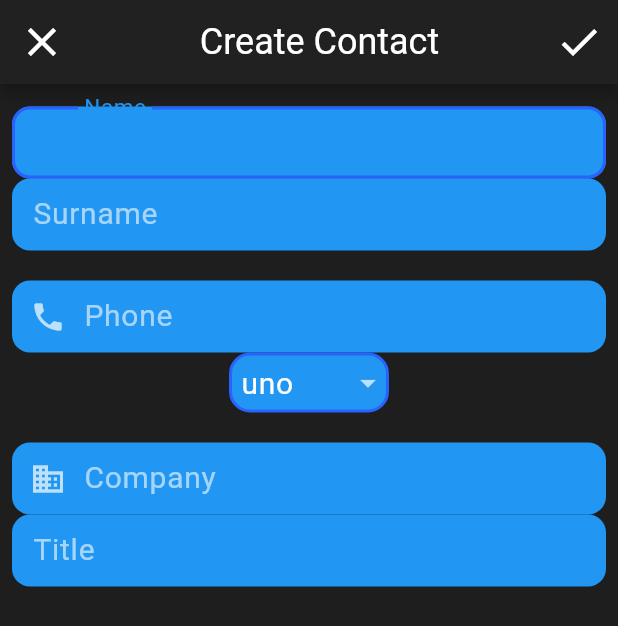
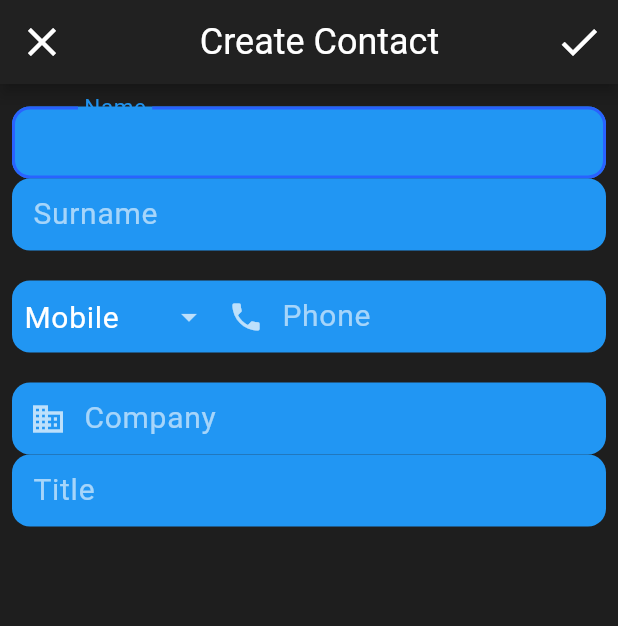
Before and after one commit to Cavitedev/score_contacts, a Flutter app: the AddContact screen opened directly, on a phone screen of 412 x 824 dp. Shown: the top 626 px of the screen. Run offline on Flutter 3.47's test engine with Material 2 defaults, Android fonts, the phone set to English and light mode, and no system bars; our stand-ins replace auto_route, bloc, dartz, firebase_auth, flushbar, flutter_bloc and 3 more; accounts and stored records are empty; statements that could not run were skipped.

Commit message:
Group of label and phone with phone formatter for Spain

```diff
--- a/lib/main.dart
+++ b/lib/main.dart
@@ -37,7 +37,7 @@ class MyApp extends StatelessWidget {
           highlightColor: Colors.blueAccent[700],
           focusColor: Colors.blueAccent[100],
           cursorColor: Colors.blue[700],
-          textSelectionColor: Colors.grey[800].withOpacity(.35),
+          textSelectionColor: Color.fromRGBO(40, 40, 40, 1),
           textSelectionHandleColor: Colors.blue[600],
           disabledColor: Colors.grey[800],
           inputDecorationTheme: InputDecorationTheme(
--- a/lib/presentation/contacts/add_contacts/add_contact.dart
+++ b/lib/presentation/contacts/add_contacts/add_contact.dart
@@ -1,6 +1,8 @@
 import 'package:flutter/material.dart';
-import 'package:scorecontacts/presentation/core/widgets/outlined_dropdown_button.dart';
+import 'package:flutter/services.dart';
+import 'package:scorecontacts/presentation/core/formatters/number_text_input_formatter.dart';
 import 'package:scorecontacts/presentation/core/widgets/outlined_input_field.dart';
+import 'package:scorecontacts/presentation/core/widgets/text_field_with_dropdown.dart';
 
 class AddContact extends StatelessWidget {
   @override
@@ -51,13 +53,14 @@ class AddContact extends StatelessWidget {
               const SizedBox(
                 height: 20,
               ),
-              OutlinedInputField(
+              TextfieldWithDropdown(
+                items: ["Mobile", "Home", "Work"],
                 hintText: "Phone",
                 prefixIcon: const Icon(Icons.phone),
-              ),
-              const OutlinedDropdownButton(
-                items: ["uno", "dos", "tres"],
-
+                keyboardType: TextInputType.phone,
+                inputFormatters: <TextInputFormatter>[
+                  NumberTextInputFormatter(),
+                ],
               ),
               const SizedBox(
                 height: 20,
--- /dev/null
+++ b/lib/presentation/core/formatters/number_text_input_formatter.dart
@@ -0,0 +1,48 @@
+import 'package:flutter/material.dart';
+import 'package:flutter/services.dart';
+
+class NumberTextInputFormatter extends TextInputFormatter {
+  @override
+  TextEditingValue formatEditUpdate(
+      TextEditingValue oldValue, TextEditingValue newValue) {
+    StringBuffer newText = new StringBuffer();
+
+    // TODO check phone region or prefix code
+    if (newValue.text.length >= 3 && newValue.text.substring(0, 3) == "+34") {
+      _spanishCode(newValue, newText, oldValue, 3);
+    } else {
+      print("else");
+      newText.write(newValue.text);
+    }
+
+    return new TextEditingValue(
+      text: newText.toString(),
+      selection: new TextSelection.collapsed(offset: newText.toString().length),
+    );
+  }
+
+//  void _spanishCode(TextEditingValue newValue, StringBuffer newText, TextEditingValue oldValue) {
+//    if(newValue.text.length > 16){
+//      newText.write(newValue.text.replaceAll(" ", ""));
+//    }else{
+//      newText.write(newValue.text);
+//      if (
+//          newValue.text.length > oldValue.text.length &&
+//          [3, 7, 10,13].contains(newValue.text.length)) {
+//        newText.write(" ");
+//      }
+//    }
+
+  void _spanishCode(TextEditingValue newValue, StringBuffer newText,
+      TextEditingValue oldValue, int startFrom) {
+    if (newValue.text.length > 16) {
+      newText.write(newValue.text.replaceAll(" ", ""));
+    } else {
+      newText.write(newValue.text);
+      if (newValue.text.length > oldValue.text.length &&
+          [0, 4, 7, 10].contains(newValue.text.length - startFrom)) {
+        newText.write(" ");
+      }
+    }
+  }
+}
--- a/lib/presentation/core/widgets/outlined_dropdown_button.dart
+++ b/lib/presentation/core/widgets/outlined_dropdown_button.dart
@@ -3,10 +3,16 @@ import 'package:scorecontacts/presentation/core/widgets/alert_dialogue_cancel_ok
 
 class OutlinedDropdownButton extends StatefulWidget {
   final List<String> items;
+  final FocusNode focusNode;
 
-  const OutlinedDropdownButton({
+  /// With Radius.circular(12) by default
+  final BorderRadius borderRadius;
+
+  OutlinedDropdownButton({
     Key key,
     @required this.items,
+    @required this.focusNode,
+    this.borderRadius = const BorderRadius.all(Radius.circular(12)),
   }) : super(key: key);
 
   @override
@@ -15,17 +21,59 @@ class OutlinedDropdownButton extends StatefulWidget {
       );
 }
 
-class _OutlinedDropdownButtonState extends State<OutlinedDropdownButton> {
+class _OutlinedDropdownButtonState extends State<OutlinedDropdownButton>
+    with TickerProviderStateMixin {
   String selected;
   String lastSelected;
   List<DropdownMenuItem<String>> _items;
 
+  Animation<double> opacityAnimation;
+  AnimationController opacityAnimationController;
+
   _OutlinedDropdownButtonState({@required this.selected});
+
+  @override
+  void initState() {
+    _items = widget.items
+        .map((String item) =>
+        DropdownMenuItem(
+          value: item,
+          child: Text(item),
+        ))
+        .toList();
+    _items.add(
+      DropdownMenuItem(
+        value: "Custom",
+        child: Text("Custom"),
+      ),
+    );
+
+    opacityAnimationController =
+        AnimationController(duration: Duration(milliseconds: 200), vsync: this);
+    final Tween opacityTween = Tween<double>(begin: 0, end: 1);
+    opacityAnimation = opacityTween.animate(opacityAnimationController);
+
+    widget.focusNode.addListener(() {
+      setState(() {
+        widget.focusNode.hasFocus
+            ? opacityAnimationController.forward()
+            : opacityAnimationController.reverse();
+      });
+    });
+    super.initState();
+  }
+
+  @override
+  void dispose() {
+    opacityAnimationController.dispose();
+    super.dispose();
+  }
 
   void _showDialogue(BuildContext context) {
     showDialog(
       context: context,
-      builder: (context) => AlertDialogueCancelOK(
+      builder: (context) =>
+          AlertDialogueCancelOK(
             title: "Custom label name",
             hintText: "Label name",
             onCancel: () {
@@ -39,30 +87,34 @@ class _OutlinedDropdownButtonState extends State<OutlinedDropdownButton> {
 
   @override
   Widget build(BuildContext context) {
-    _items = widget.items
-        .map((String item) => DropdownMenuItem(
-              value: item,
-              child: Text(item),
-            ))
-        .toList();
-    _items.add(
-      DropdownMenuItem(
-        value: "Custom",
-        child: Text("Custom"),
-      ),
-    );
-    return Container(
-      margin: const EdgeInsets.only(top: 0),
+    return AnimatedBuilder(
+      animation: opacityAnimationController,
+      builder: (context, child) =>
+          Container(
             padding: const EdgeInsets.only(left: 6),
-      height: 40,
+            height: 48,
             decoration: BoxDecoration(
               shape: BoxShape.rectangle,
-        color: Theme.of(context).textSelectionColor,
-        borderRadius: const BorderRadius.all(Radius.circular(14)),
-        border: Border.all(color: Theme.of(context).highlightColor, width: 2),
+              color: Theme
+                  .of(context)
+                  .textSelectionColor,
+              borderRadius: widget.borderRadius,
+              border: Border.all(
+                color: Theme
+                    .of(context)
+                    .highlightColor
+                    .withOpacity(opacityAnimation.value),
+                width: 2,
+//            widget.focusNode.hasFocus
+              ),
             ),
             child: DropdownButton<String>(
+                focusNode: widget.focusNode,
+                focusColor: Theme
+                    .of(context)
+                    .textSelectionColor,
                 onChanged: (value) {
+                  widget.focusNode.requestFocus();
                   if (value == "Custom") {
                     _showDialogue(context);
                   }
@@ -71,15 +123,33 @@ class _OutlinedDropdownButtonState extends State<OutlinedDropdownButton> {
                     selected = value;
                   });
                 },
+                selectedItemBuilder: (context) =>
+                    widget.items
+                        .map((item) =>
+                        Align(
+                          alignment: Alignment.centerLeft,
+                          child: Text(
+                            item,
+                            style: Theme
+                                .of(context)
+                                .textTheme
+                                .subtitle1,
+                            overflow: TextOverflow.ellipsis,
+                          ),
+                        ))
+                        .cast<Widget>()
+                        .toList(),
                 value: selected,
                 elevation: 16,
+                isExpanded: true,
                 underline: Container(
                   height: 0,
                 ),
-          icon: Icon(Icons.arrow_drop_down),
+                icon: const Icon(Icons.arrow_drop_down),
                 iconSize: 24,
-          hint: Text("label"),
+                hint: const Text("label"),
                 items: _items),
+          ),
     );
   }
 }
--- a/lib/presentation/core/widgets/outlined_input_field.dart
+++ b/lib/presentation/core/widgets/outlined_input_field.dart
@@ -1,12 +1,19 @@
 import 'package:flutter/material.dart';
+import 'package:flutter/services.dart';
 
 class OutlinedInputField extends StatefulWidget {
   final String hintText;
   final bool autoFocus;
   final bool autoCorrect;
+
+  /// With Radius.circular(12) by default
+  final BorderRadius borderRadius;
   final TextInputType keyboardType;
   final TextCapitalization textCapitalization;
   final Icon prefixIcon;
+  final FocusNode focusNode;
+  final List<TextInputFormatter> inputFormatters;
+
   /// return null to not show any helper
   final String Function(String) onChangedValidator;
 
@@ -19,6 +26,9 @@ class OutlinedInputField extends StatefulWidget {
     this.textCapitalization = TextCapitalization.none,
     this.onChangedValidator,
     this.prefixIcon,
+    this.focusNode,
+    this.borderRadius = const BorderRadius.all(Radius.circular(12)),
+    this.inputFormatters,
   }) : super(key: key);
 
   @override
@@ -52,16 +62,20 @@ class _OutlinedInputFieldState extends State<OutlinedInputField> {
           showHelperText = true;
         });
       },
+      focusNode: widget.focusNode,
       autocorrect: widget.autoCorrect,
       enableSuggestions: widget.autoCorrect,
       autofocus: widget.autoFocus,
       keyboardType: widget.keyboardType,
+      inputFormatters: widget.inputFormatters,
       textCapitalization: widget.textCapitalization,
       showCursor: true,
       decoration: InputDecoration(
           labelText: widget.hintText,
           filled: true,
-          fillColor: Theme.of(context).textSelectionColor,
+          fillColor: Theme
+              .of(context)
+              .textSelectionColor,
           helperText: (showHelperText) ? helpText : null,
           prefixIcon: widget.prefixIcon,
           suffixIcon: hasText
@@ -75,11 +89,13 @@ class _OutlinedInputFieldState extends State<OutlinedInputField> {
           contentPadding:
           const EdgeInsets.symmetric(vertical: 8, horizontal: 14),
           focusedBorder: OutlineInputBorder(
-              borderRadius: const BorderRadius.all(Radius.circular(12)),
+              borderRadius: widget.borderRadius,
               borderSide: BorderSide(
-                  color: Theme.of(context).highlightColor, width: 2)),
+                  color: Theme
+                      .of(context)
+                      .highlightColor, width: 2)),
           border: OutlineInputBorder(
-            borderRadius: const BorderRadius.all(Radius.circular(12)),
+            borderRadius: widget.borderRadius,
             borderSide: BorderSide.none,
           )),
     );
--- /dev/null
+++ b/lib/presentation/core/widgets/text_field_with_dropdown.dart
@@ -0,0 +1,79 @@
+import 'package:flutter/material.dart';
+import 'package:flutter/services.dart';
+
+import 'outlined_dropdown_button.dart';
+import 'outlined_input_field.dart';
+
+class TextfieldWithDropdown extends StatefulWidget {
+  final List<String> items;
+  final String hintText;
+  final bool autoCorrect;
+  final TextInputType keyboardType;
+  final TextCapitalization textCapitalization;
+  final Icon prefixIcon;
+  final String Function(String) onChangedValidator;
+  final List<TextInputFormatter> inputFormatters;
+
+  const TextfieldWithDropdown(
+      {Key key,
+      @required this.items,
+      @required this.hintText,
+      this.autoCorrect = false,
+      this.keyboardType = TextInputType.text,
+      this.textCapitalization = TextCapitalization.none,
+      this.prefixIcon,
+      this.onChangedValidator,
+      this.inputFormatters})
+      : super(key: key);
+
+  @override
+  _TextfieldWithDropdownState createState() => _TextfieldWithDropdownState();
+}
+
+class _TextfieldWithDropdownState extends State<TextfieldWithDropdown> {
+  FocusNode focusNode;
+
+  @override
+  void initState() {
+    focusNode = FocusNode();
+    super.initState();
+  }
+
+  @override
+  void dispose() {
+    focusNode.dispose();
+    super.dispose();
+  }
+
+  @override
+  Widget build(BuildContext context) {
+    return Row(
+      children: <Widget>[
+        Expanded(
+          child: OutlinedDropdownButton(
+            items: widget.items,
+            focusNode: focusNode,
+            borderRadius: const BorderRadius.only(
+                topLeft: Radius.circular(12), bottomLeft: Radius.circular(12)),
+          ),
+        ),
+        Expanded(
+          flex: 2,
+          child: OutlinedInputField(
+            hintText: widget.hintText,
+            prefixIcon: widget.prefixIcon,
+            autoCorrect: widget?.autoCorrect,
+            keyboardType: widget.keyboardType,
+            textCapitalization: widget.textCapitalization,
+            onChangedValidator: widget.onChangedValidator,
+            focusNode: focusNode,
+            inputFormatters: widget.inputFormatters,
+            borderRadius: const BorderRadius.only(
+                topRight: Radius.circular(12),
+                bottomRight: Radius.circular(12)),
+          ),
+        ),
+      ],
+    );
+  }
+}
```
Lines whose indentation alone changed are shown as unchanged.
